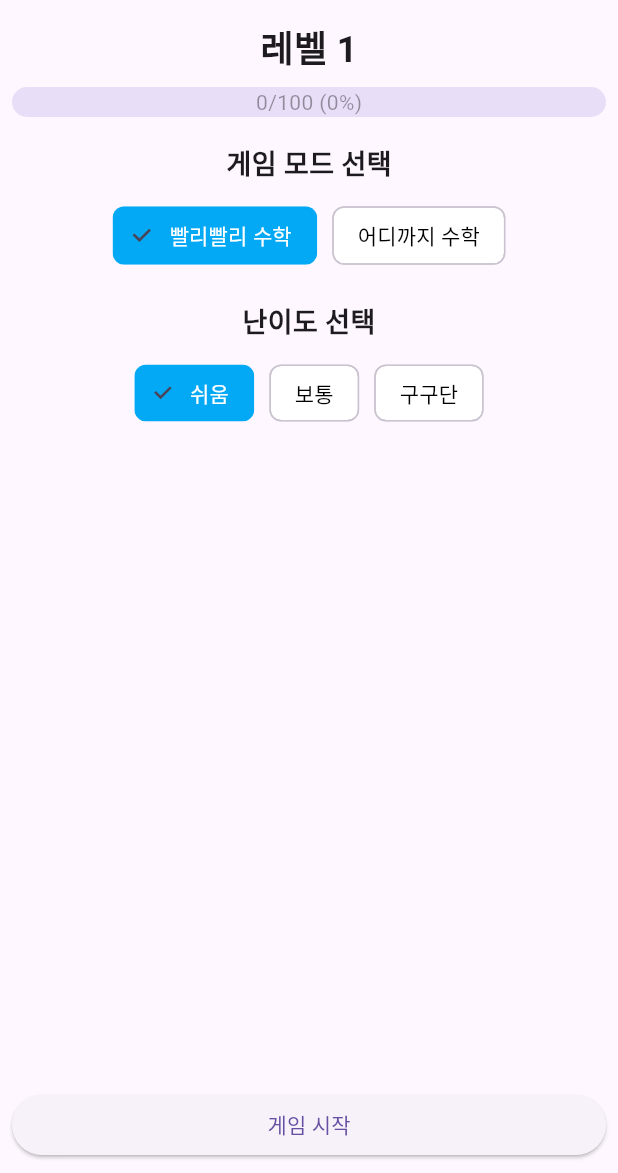
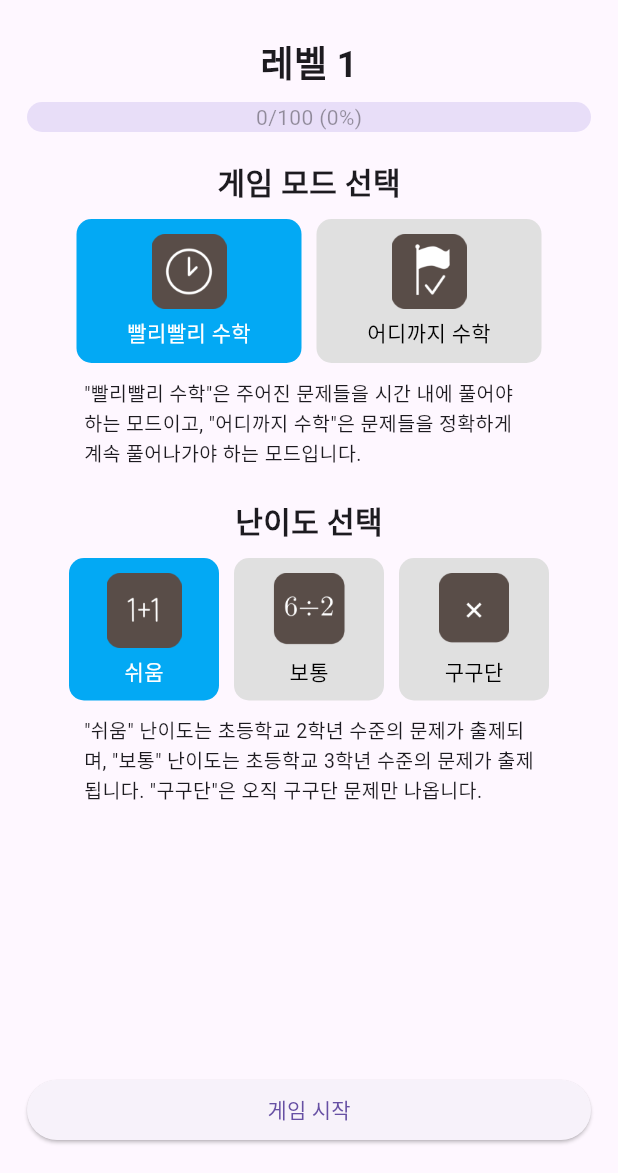
Before and after one commit to dohyeon0608/MathTime, a Flutter app: the screen it shows after launch, on a phone screen of 412 x 824 dp, the part 63-1236 px from its top. Run offline on Flutter 3.47's test engine with Material 3 defaults, Android fonts, the phone set to English and light mode, and no system bars.

Commit message:
complete making main screen

```diff
--- a/lib/main.dart
+++ b/lib/main.dart
@@ -8,7 +8,7 @@ import 'data/game_data_provider.dart';
 void main() {
   runApp(MyApp());
 }
-
+//a
 class MyApp extends StatelessWidget {
   @override
   Widget build(BuildContext context) {
@@ -31,7 +31,9 @@ class MainScreen extends StatelessWidget {
       appBar: AppBar(
         title: Text('Math Challenge'),
       ),
-      body: Column(
+      body: Padding(
+        padding: const EdgeInsets.all(10.0),
+        child: Column(
           children: [
             CurrentLevelAndXP(),
             Expanded(
@@ -39,19 +41,34 @@ class MainScreen extends StatelessWidget {
                 child: Column(
                   children: [
                     const SizedBox(height: 10),
-                  Text("게임 모드 선택", style: TextStyles.title2,),
+                    Text("게임 모드 선택", style: TextStyle(fontSize: 20, fontWeight: FontWeight.bold)),
                     const SizedBox(height: 10),
-                  GameModeSelector(),
+                    GameModeSelector(
+                      options: [GameMode.fixedAmount.name, GameMode.continuous.name],
+                      images: ['assets/fixed_amount.png', 'assets/continuous.png'],
+                    ),
+                    const SizedBox(height: 10),
+                    SizedBox(
+                        width: 300,
+                        child: Text(style: TextStyles.regular, '"빨리빨리 수학"은 주어진 문제들을 시간 내에 풀어야 하는 모드이고, "어디까지 수학"은 문제들을 정확하게 계속 풀어나가야 하는 모드입니다.')),
                     const SizedBox(height: 20),
-                  Text("난이도 선택", style: TextStyles.title2,),
+                    const Text("난이도 선택", style: TextStyle(fontSize: 20, fontWeight: FontWeight.bold)),
                     const SizedBox(height: 10),
-                  GameDifficultySelector(),
+                    GameDifficultySelector(
+                      options: [GameDifficulty.easy.name, GameDifficulty.normal.name, GameDifficulty.timesTable.name],
+                      images: ['assets/easy.png', 'assets/normal.png', 'assets/times_table.png'],
+                    ),
+                    const SizedBox(height: 10),
+                    SizedBox(
+                        width: 300,
+                        child: Text(style: TextStyles.regular, '"쉬움" 난이도는 초등학교 2학년 수준의 문제가 출제되며, "보통" 난이도는 초등학교 3학년 수준의 문제가 출제됩니다. "구구단"은 오직 구구단 문제만 나옵니다.')),
                   ],
                 ),
               ),
             ),
             StartButton(),
           ],
+        ),
       ),
     );
   }
@@ -99,10 +116,11 @@ class CurrentLevelAndXP extends StatelessWidget {
 }
 
 class GameModeSelector extends SelectorWidget {
-  GameModeSelector({super.key}) : super([GameMode.fixedAmount.name, GameMode.continuous.name]);
+  GameModeSelector({required List<String> options, required List<String> images, super.key})
+      : super(options, images, 150);
 
   @override
-  SelectorWidgetState<GameModeSelector> createState() => _GameModeSelectorState();
+  SelectorWidgetState createState() => _GameModeSelectorState();
 }
 
 class _GameModeSelectorState extends SelectorWidgetState<GameModeSelector> {
@@ -113,10 +131,11 @@ class _GameModeSelectorState extends SelectorWidgetState<GameModeSelector> {
 }
 
 class GameDifficultySelector extends SelectorWidget {
-  GameDifficultySelector({super.key}) : super([GameDifficulty.easy.name, GameDifficulty.normal.name, GameDifficulty.timesTable.name]);
+  GameDifficultySelector({required List<String> options, required List<String> images, super.key})
+      : super(options, images, 100);
 
   @override
-  SelectorWidgetState<GameDifficultySelector> createState() => _GameDifficultySelectorState();
+  SelectorWidgetState createState() => _GameDifficultySelectorState();
 }
 
 class _GameDifficultySelectorState extends SelectorWidgetState<GameDifficultySelector> {
--- a/pubspec.yaml
+++ b/pubspec.yaml
@@ -54,7 +54,7 @@ dev_dependencies:
 # The following section is specific to Flutter packages.
 flutter:
   assets:
-    - assets
+    - assets/
 
   # The following line ensures that the Material Icons font is
   # included with your application, so that you can use the icons in
```
Also changed, not shown: lib/widgets/selector_widget.dart (+27 -8 lines), assets/continuous.png, assets/easy.png, assets/fixed_amount.png, assets/normal.png, assets/times_table.png. Lines whose indentation alone changed are shown as unchanged.
